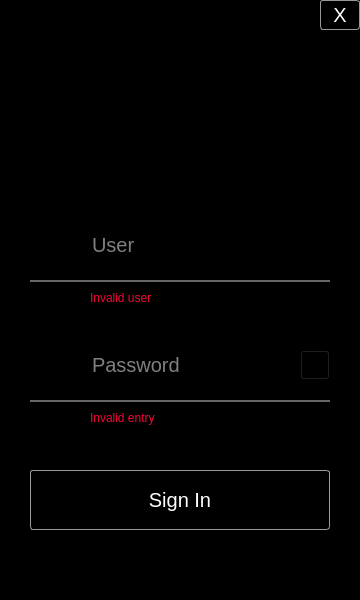
The window that client/ui_resources/dlg_login.ui (Alexander-H9/AIOD) describes before a commit, drawn with Qt 5.
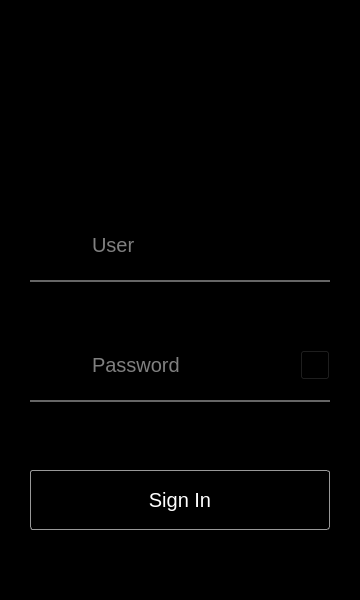
The same window after the commit.

Commit message: updated login process

```diff
--- a/client/ui_resources/dlg_login.ui
+++ b/client/ui_resources/dlg_login.ui
@@ -166,25 +166,6 @@
     <bool>true</bool>
    </property>
   </widget>
-  <widget class="QPushButton" name="pb_close">
-   <property name="geometry">
-    <rect>
-     <x>320</x>
-     <y>0</y>
-     <width>40</width>
-     <height>30</height>
-    </rect>
-   </property>
-   <property name="styleSheet">
-    <string notr="true">border: 1px solid #999999;
-font: 20px;
-color: #ffffff;
-border-radius: 3px;</string>
-   </property>
-   <property name="text">
-    <string>X</string>
-   </property>
-  </widget>
   <widget class="QPushButton" name="pb_eyes">
    <property name="geometry">
     <rect>
@@ -210,7 +191,7 @@
      <x>90</x>
      <y>290</y>
      <width>240</width>
-     <height>16</height>
+     <height>15</height>
     </rect>
    </property>
    <property name="styleSheet">
@@ -218,7 +199,7 @@
 color: #f50537;</string>
    </property>
    <property name="text">
-    <string>Invalid user</string>
+    <string/>
    </property>
   </widget>
   <widget class="QLabel" name="label_invalid_pw">
@@ -227,7 +208,7 @@
      <x>90</x>
      <y>410</y>
      <width>240</width>
-     <height>16</height>
+     <height>15</height>
     </rect>
    </property>
    <property name="styleSheet">
@@ -235,7 +216,24 @@
 color: #f50537;</string>
    </property>
    <property name="text">
-    <string>Invalid entry</string>
+    <string/>
+   </property>
+  </widget>
+  <widget class="QLabel" name="label_invalid_login">
+   <property name="geometry">
+    <rect>
+     <x>30</x>
+     <y>530</y>
+     <width>300</width>
+     <height>15</height>
+    </rect>
+   </property>
+   <property name="styleSheet">
+    <string notr="true">font: 12px;
+color: #f50537;</string>
+   </property>
+   <property name="text">
+    <string/>
    </property>
   </widget>
  </widget>
```
Left out of the diff: 2 changed lines with no effect on the pictures. The commit also changes 8 other files.
